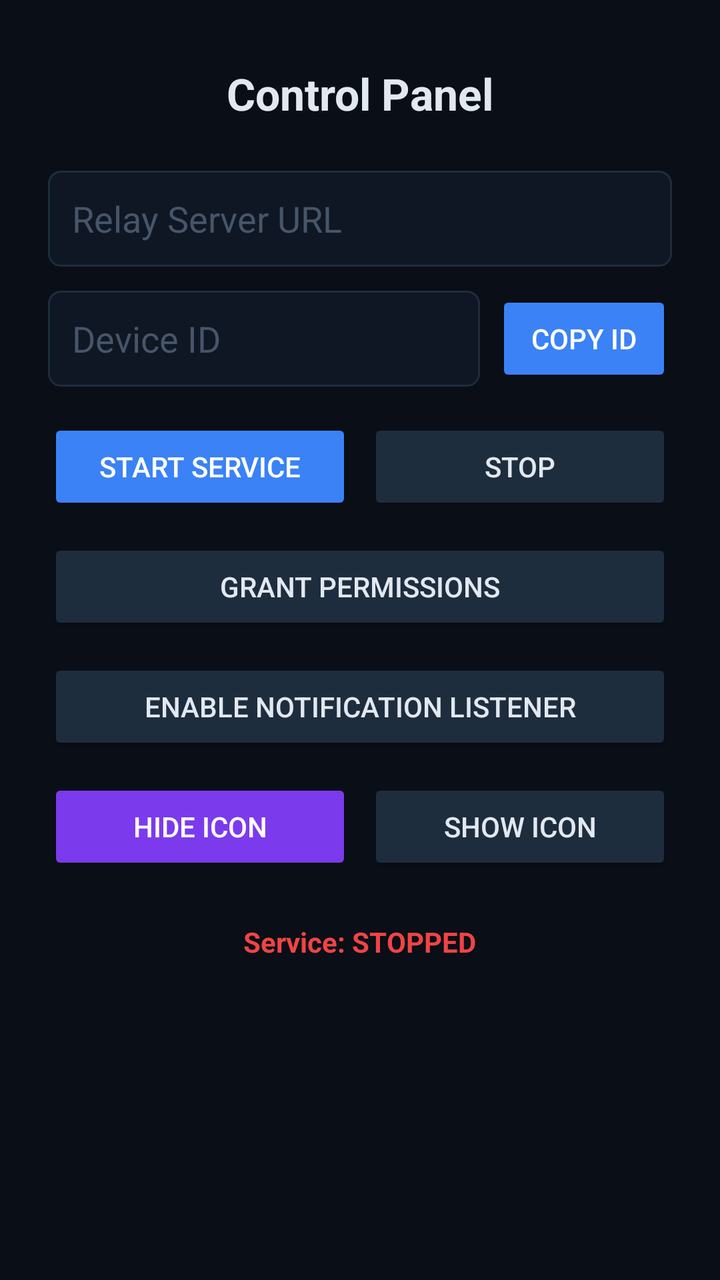
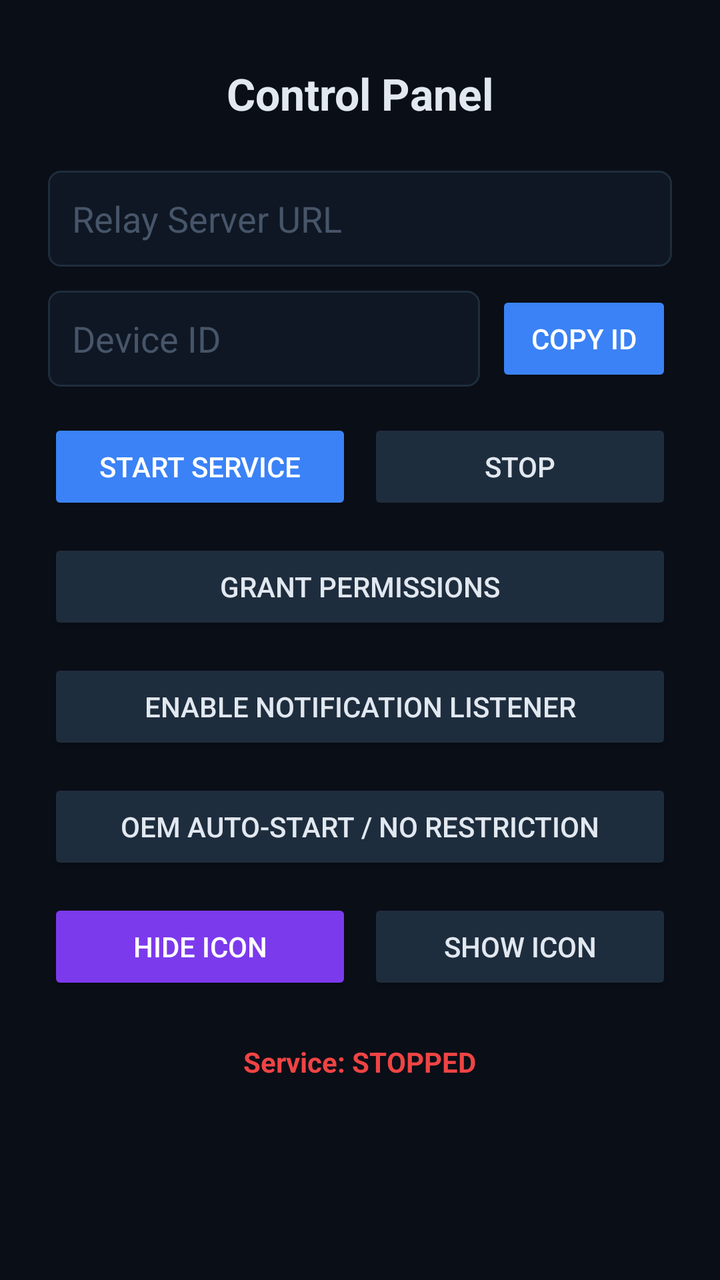

The first picture is an Android layout as it rendered before a commit; the second is the same layout after the commit. The layout source and the unified diff follow.
<!-- AndroidManifest.xml: activity theme Theme.DeviceBridge -->
<!-- res/layout/activity_control_panel.xml -->
<?xml version="1.0" encoding="utf-8"?>
<LinearLayout xmlns:android="http://schemas.android.com/apk/res/android"
    android:layout_width="match_parent"
    android:layout_height="match_parent"
    android:orientation="vertical"
    android:gravity="center_horizontal"
    android:padding="24dp"
    android:background="#0A0E17">

    <TextView
        android:layout_width="wrap_content"
        android:layout_height="wrap_content"
        android:text="Control Panel"
        android:textColor="#E2E8F0"
        android:textSize="22sp"
        android:textStyle="bold"
        android:layout_marginTop="8dp"
        android:layout_marginBottom="24dp" />

    <EditText
        android:id="@+id/et_relay_url"
        android:layout_width="match_parent"
        android:layout_height="48dp"
        android:hint="Relay Server URL"
        android:textColorHint="#475569"
        android:textColor="#E2E8F0"
        android:background="@drawable/edittext_bg"
        android:padding="12dp"
        android:layout_marginBottom="12dp"
        android:inputType="textUri" />

    <LinearLayout
        android:layout_width="match_parent"
        android:layout_height="48dp"
        android:orientation="horizontal"
        android:layout_marginBottom="16dp">

        <EditText
            android:id="@+id/et_device_id"
            android:layout_width="0dp"
            android:layout_height="match_parent"
            android:layout_weight="1"
            android:hint="Device ID"
            android:textColorHint="#475569"
            android:textColor="#E2E8F0"
            android:background="@drawable/edittext_bg"
            android:padding="12dp"
            android:inputType="text" />

        <Button
            android:id="@+id/btn_copy_id"
            android:layout_width="wrap_content"
            android:layout_height="match_parent"
            android:text="Copy ID"
            android:textColor="#FFFFFF"
            android:backgroundTint="#3B82F6"
            android:layout_marginStart="8dp" />
    </LinearLayout>

    <LinearLayout
        android:layout_width="match_parent"
        android:layout_height="wrap_content"
        android:orientation="horizontal"
        android:gravity="center">

        <Button
            android:id="@+id/btn_start"
            android:layout_width="0dp"
            android:layout_height="48dp"
            android:layout_weight="1"
            android:text="Start Service"
            android:textColor="#FFFFFF"
            android:backgroundTint="#3B82F6"
            android:layout_marginEnd="8dp" />

        <Button
            android:id="@+id/btn_stop"
            android:layout_width="0dp"
            android:layout_height="48dp"
            android:layout_weight="1"
            android:text="Stop"
            android:textColor="#E2E8F0"
            android:backgroundTint="#1E2D3D"
            android:enabled="false" />

    </LinearLayout>

    <Button
        android:id="@+id/btn_permissions"
        android:layout_width="match_parent"
        android:layout_height="48dp"
        android:layout_marginTop="12dp"
        android:text="Grant Permissions"
        android:textColor="#E2E8F0"
        android:backgroundTint="#1E2D3D" />

    <Button
        android:id="@+id/btn_notif_listener"
        android:layout_width="match_parent"
        android:layout_height="48dp"
        android:layout_marginTop="12dp"
        android:text="Enable Notification Listener"
        android:textColor="#E2E8F0"
        android:backgroundTint="#1E2D3D" />

    <LinearLayout
        android:layout_width="match_parent"
        android:layout_height="wrap_content"
        android:orientation="horizontal"
        android:gravity="center"
        android:layout_marginTop="12dp">

        <Button
            android:id="@+id/btn_hide_icon"
            android:layout_width="0dp"
            android:layout_height="48dp"
            android:layout_weight="1"
            android:text="Hide Icon"
            android:textColor="#FFFFFF"
            android:backgroundTint="#7C3AED"
            android:layout_marginEnd="8dp" />

        <Button
            android:id="@+id/btn_show_icon"
            android:layout_width="0dp"
            android:layout_height="48dp"
            android:layout_weight="1"
            android:text="Show Icon"
            android:textColor="#E2E8F0"
            android:backgroundTint="#1E2D3D" />

    </LinearLayout>


    <TextView
        android:id="@+id/tv_status"
        android:layout_width="wrap_content"
        android:layout_height="wrap_content"
        android:layout_marginTop="24dp"
        android:text="Service: STOPPED"
        android:textColor="#EF4444"
        android:textSize="14sp"
        android:textStyle="bold" />

</LinearLayout>
<!-- resources referenced by this layout -->
<resources>
  <!-- drawable edittext_bg (drawable) -->
  <?xml version="1.0" encoding="utf-8"?>
  <shape xmlns:android="http://schemas.android.com/apk/res/android"
      android:shape="rectangle">
      <solid android:color="#0F1724" />
      <stroke android:width="1dp" android:color="#1E2D3D" />
      <corners android:radius="6dp" />
  </shape>
  <style name="Theme.DeviceBridge" parent="Theme.AppCompat.DayNight.NoActionBar">
          <item name="colorPrimary">#3B82F6</item>
          <item name="colorPrimaryDark">#2563EB</item>
          <item name="colorAccent">#3B82F6</item>
          <item name="android:windowBackground">#0A0E17</item>
          <item name="android:statusBarColor">#0A0E17</item>
          <item name="android:navigationBarColor">#0A0E17</item>
          <item name="android:windowLightStatusBar">false</item>
      </style>
</resources>

<!-- the commit's change to res/layout/activity_control_panel.xml (unified diff, before → after) -->
@@ -103,6 +103,15 @@
         android:textColor="#E2E8F0"
         android:backgroundTint="#1E2D3D" />
 
+    <Button
+        android:id="@+id/btn_autostart"
+        android:layout_width="match_parent"
+        android:layout_height="48dp"
+        android:layout_marginTop="12dp"
+        android:text="OEM Auto-Start / No Restriction"
+        android:textColor="#E2E8F0"
+        android:backgroundTint="#1E2D3D" />
+
     <LinearLayout
         android:layout_width="match_parent"
         android:layout_height="wrap_content"
